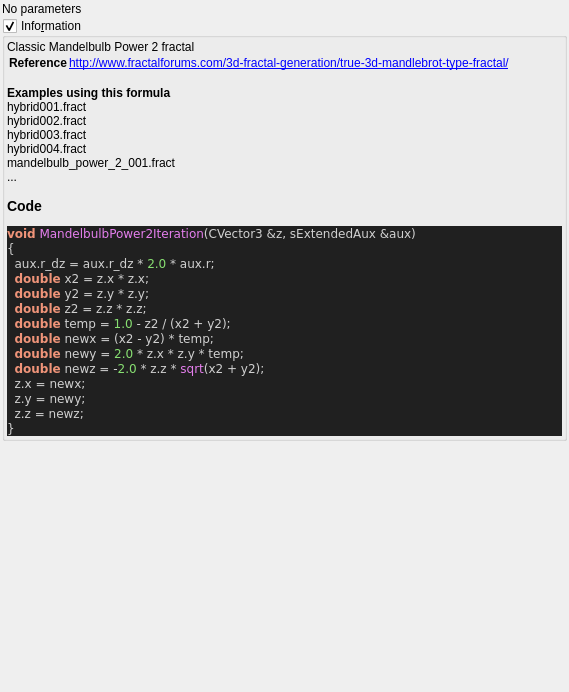
Qt form mandelbulber2/qt_data/fractal_mandelbulb_power_2.ui (buddhi1980/mandelbulber2) before a commit.
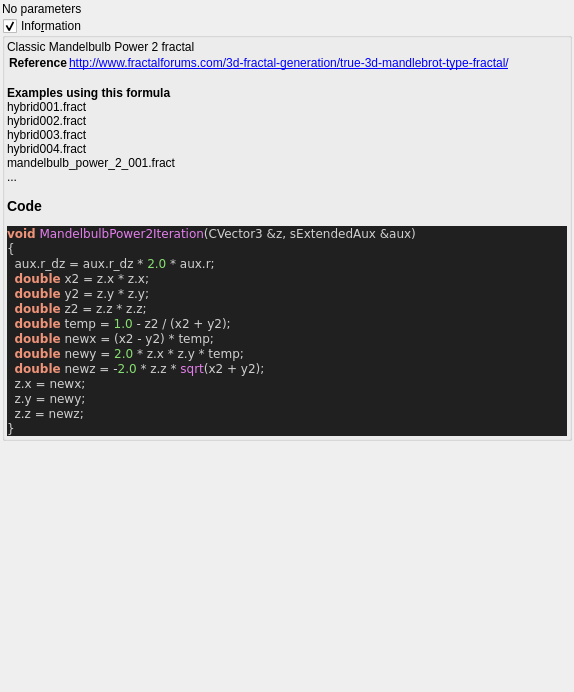
The same form after that commit. Custom widgets are drawn as their Qt base class.

```diff
--- a/mandelbulber2/qt_data/fractal_mandelbulb_power_2.ui
+++ b/mandelbulber2/qt_data/fractal_mandelbulb_power_2.ui
@@ -6,7 +6,7 @@
    <rect>
     <x>0</x>
     <y>0</y>
-    <width>569</width>
+    <width>574</width>
     <height>692</height>
    </rect>
   </property>
```
Left out of the diff: 3 changed lines with no effect on the pictures.
